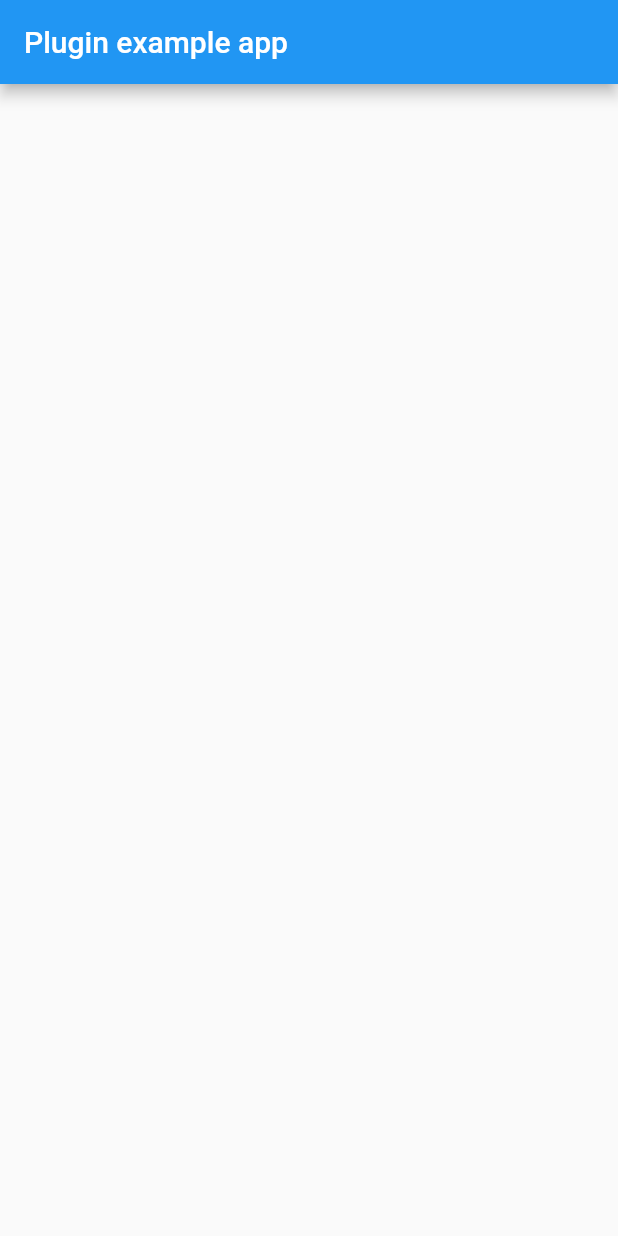
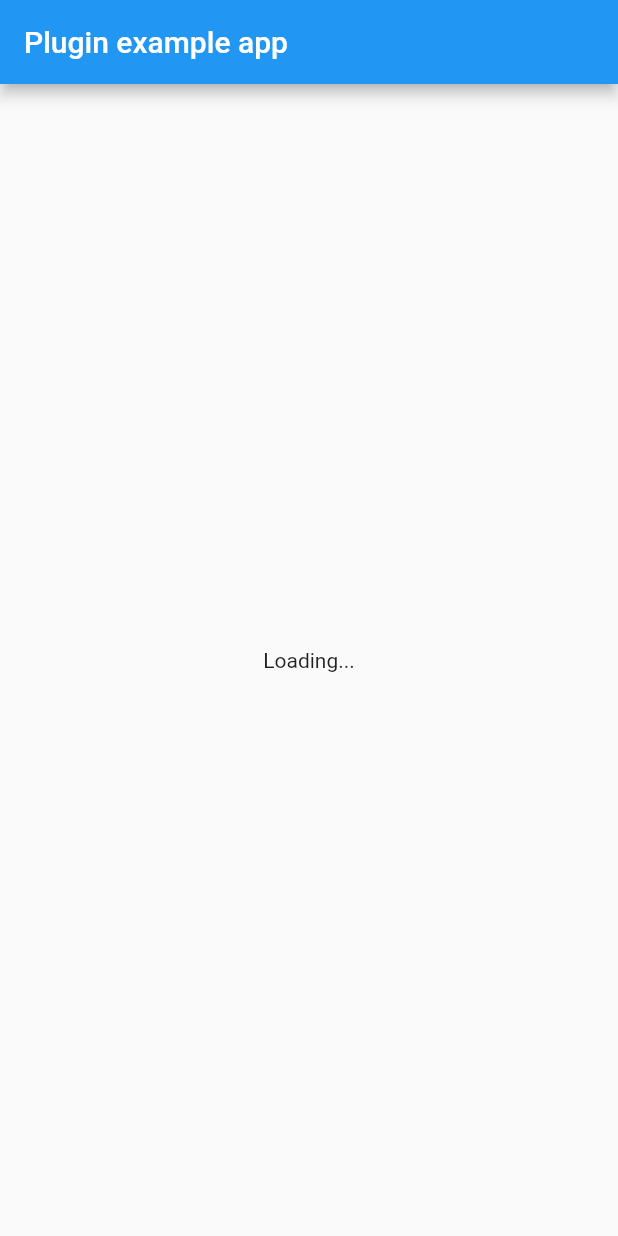
Before and after one commit to Ngatyah/codee, a Flutter app: the screen it shows after launch, on a phone screen of 412 x 824 dp. Run offline on Flutter 3.47's test engine with Material 2 defaults, Android fonts, the phone set to English and light mode, and no system bars; missing offline and left inert: telephony.

Commit message:
Solved the issue with data display

```diff
--- a/lib/home_page.dart
+++ b/lib/home_page.dart
@@ -20,25 +20,31 @@ class _HomepageState extends State<Homepage> {
   }
 
   onMessage(SmsMessage message) async {
-    messages.add(message);
+    setState(() {
+      messages = [message, ...messages];
+    });
   }
 
   backgroundMessage(dynamic sms) async {
     var backgroundSms = widget.backgroundMessageHandler();
-    messages.add(backgroundSms);
-  }
-
-  Future<void> allMessage() async {
-    allMessages = await telephony.getInboxSms();
-    for (var message in allMessages) {
-      messages.add(message);
-    }
+    setState(() {
+      messages = [backgroundSms, ...messages];
+    });
   }
 
   Future<void> initPlatformState() async {
     final bool? result = await telephony.requestPhoneAndSmsPermissions;
+    print("$result..==================================");
+    messages = await telephony.getInboxSms();
+    debugPrint(messages.first.body);
+    setState(() {
+      messages = messages;
+    });
 
     if (result != null && result) {
+      debugPrint(
+          '==================================================================================================');
+
       telephony.listenIncomingSms(
           onNewMessage: onMessage, onBackgroundMessage: backgroundMessage);
     }
@@ -52,21 +58,9 @@ class _HomepageState extends State<Homepage> {
       appBar: AppBar(
         title: const Text('Plugin example app'),
       ),
-            body: FutureBuilder(
-              future: allMessage(),
-              builder: (context, snapshot) {
-                if (snapshot.connectionState == ConnectionState.none) {
-                  return const Center(
-                    child: Text('Loading ...'),
-                  );
-                } else {
-                  return RefreshIndicator(
-                    onRefresh: () async {
-                      setState(() {
-                        messages;
-                      });
-                    },
-                    child: ListView.separated(
+      body:messages.isEmpty?
+        const Center(child:Text('Loading...')):
+        ListView.separated(
           itemBuilder: (context, index) {
             return Padding(
               padding: const EdgeInsets.all(8.0),
@@ -83,9 +77,6 @@ class _HomepageState extends State<Homepage> {
           separatorBuilder: (context, index) =>
               const Divider(color: Colors.black),
           itemCount: messages.length),
-                  );
-                }
-              },
-            )));
+    ));
   }
 }
--- a/lib/main.dart
+++ b/lib/main.dart
@@ -4,7 +4,7 @@ import 'package:telephony/telephony.dart';
 import 'home_page.dart';
 
 onBackgroundMessage(SmsMessage message) async {
-  debugPrint(message.body);
+   debugPrint(message.body);
   return message;
 }
 
```
Lines whose indentation alone changed are shown as unchanged.
